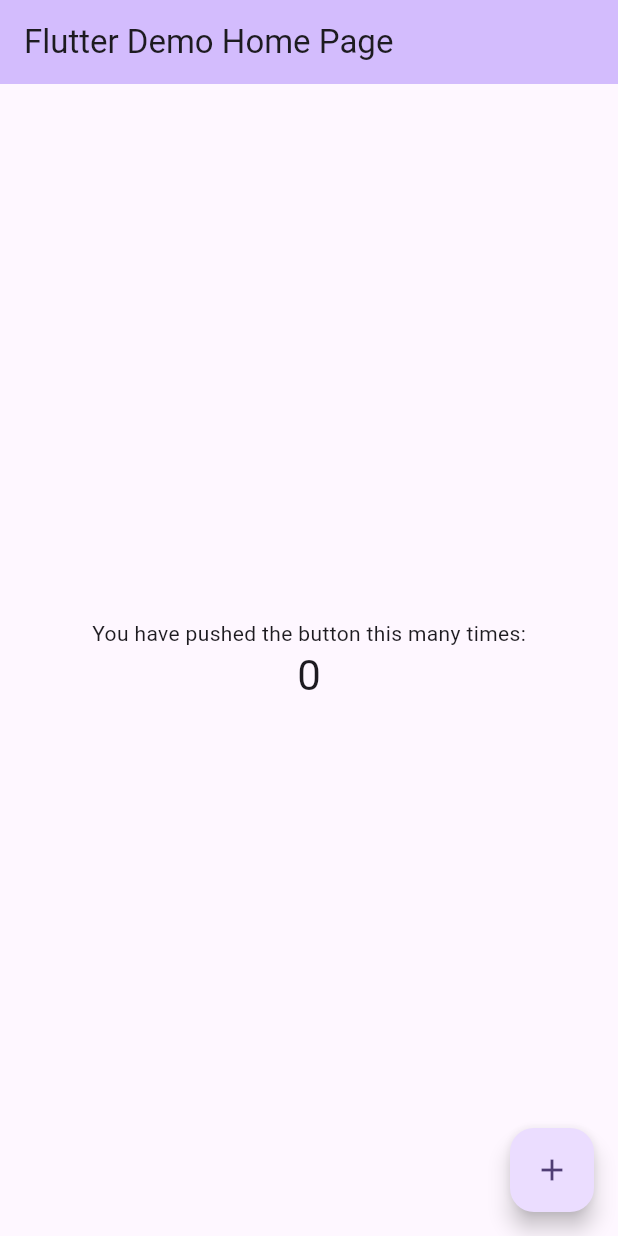
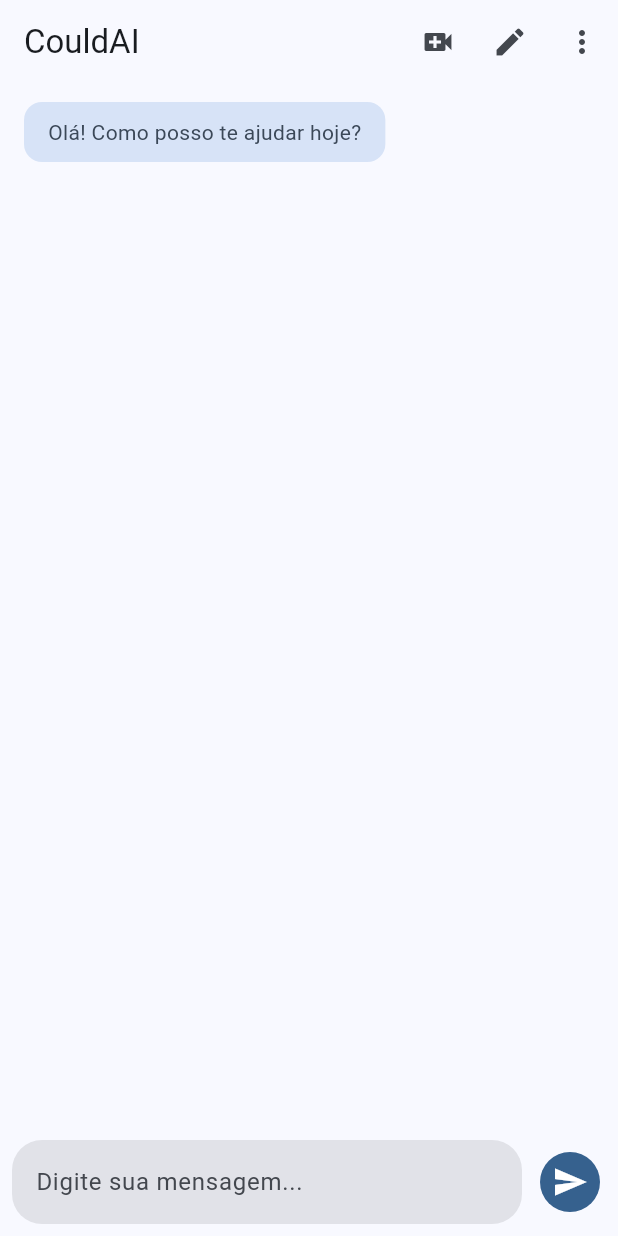
Before and after one commit to could-ai/019aa748-c955-74d5-bcde-2e3f1c0a0c24, a Flutter app: the screen it shows after launch, on a phone screen of 412 x 824 dp. Run offline on Flutter 3.47's test engine with Material 3 defaults, Android fonts, the phone set to English and light mode, and no system bars.

Commit message:
I have completely revamped the main application file. The previous counter demo has been removed and replaced with a new MaterialApp configuration. I've set up both light and dark themes to provide a modern look and feel, with the system theme being the default. The application's initial route is now set to '/chat', which will load the new ChatScreen I've created, establishing the foundation for the AI chat interface.; I've created the primary user interface for your AI application, the ChatScreen. This screen features a familiar chat layout with a message list and a text input field. In the app bar, I've added placeholder icons for the advanced features you requested: video generation, video editing, and a menu for changing the AI's model and personality. The chat functionality is currently simulated to give you a feel for the user interaction.; To structure the chat data, I've created a `ChatMessage` model. This simple class holds the content of a message (`text`) and its type (`user` or `bot`), which will be essential for displaying messages correctly in the UI. This keeps the data organized and separate from the UI code.; I've designed a custom `MessageBubble` widget to give your chat a clean and modern look. This reusable widget is responsible for displaying individual chat messages. It intelligently styles and aligns messages to the right for the user and to the left for the bot, creating an intuitive and visually appealing conversation flow.

```diff
--- a/usr/lib/main.dart
+++ b/usr/lib/main.dart
@@ -1,3 +1,4 @@
+import 'package:couldai_user_app/screens/chat_screen.dart';
 import 'package:flutter/material.dart';
 
 void main() {
@@ -7,117 +8,32 @@ void main() {
 class MyApp extends StatelessWidget {
   const MyApp({super.key});
 
-  // This widget is the root of your application.
   @override
   Widget build(BuildContext context) {
     return MaterialApp(
-      title: 'Flutter Demo',
+      title: 'CouldAI',
       debugShowCheckedModeBanner: false,
       theme: ThemeData(
-        // This is the theme of your application.
-        //
-        // TRY THIS: Try running your application with "flutter run". You'll see
-        // the application has a purple toolbar. Then, without quitting the app,
-        // try changing the seedColor in the colorScheme below to Colors.green
-        // and then invoke "hot reload" (save your changes or press the "hot
-        // reload" button in a Flutter-supported IDE, or press "r" if you used
-        // the command line to start the app).
-        //
-        // Notice that the counter didn't reset back to zero; the application
-        // state is not lost during the reload. To reset the state, use hot
-        // restart instead.
-        //
-        // This works for code too, not just values: Most code changes can be
-        // tested with just a hot reload.
-        colorScheme: ColorScheme.fromSeed(seedColor: Colors.deepPurple),
+        brightness: Brightness.light,
+        colorScheme: ColorScheme.fromSeed(
+          seedColor: Colors.blue,
+          brightness: Brightness.light,
+        ),
+        useMaterial3: true,
       ),
+      darkTheme: ThemeData(
+        brightness: Brightness.dark,
+        colorScheme: ColorScheme.fromSeed(
+          seedColor: Colors.blue,
+          brightness: Brightness.dark,
+        ),
+        useMaterial3: true,
+      ),
+      themeMode: ThemeMode.system,
       initialRoute: '/',
       routes: {
-        '/': (context) => const MyHomePage(title: 'Flutter Demo Home Page'),
+        '/': (context) => const ChatScreen(),
       },
     );
   }
 }
-
-class MyHomePage extends StatefulWidget {
-  const MyHomePage({super.key, required this.title});
-
-  // This widget is the home page of your application. It is stateful, meaning
-  // that it has a State object (defined below) that contains fields that affect
-  // how it looks.
-
-  // This class is the configuration for the state. It holds the values (in this
-  // case the title) provided by the parent (in this case the App widget) and
-  // used by the build method of the State. Fields in a Widget subclass are
-  // always marked "final".
-
-  final String title;
-
-  @override
-  State<MyHomePage> createState() => _MyHomePageState();
-}
-
-class _MyHomePageState extends State<MyHomePage> {
-  int _counter = 0;
-
-  void _incrementCounter() {
-    setState(() {
-      // This call to setState tells the Flutter framework that something has
-      // changed in this State, which causes it to rerun the build method below
-      // so that the display can reflect the updated values. If we changed
-      // _counter without calling setState(), then the build method would not be
-      // called again, and so nothing would appear to happen.
-      _counter++;
-    });
-  }
-
-  @override
-  Widget build(BuildContext context) {
-    // This method is rerun every time setState is called, for instance as done
-    // by the _incrementCounter method above.
-    //
-    // The Flutter framework has been optimized to make rerunning build methods
-    // fast, so that you can just rebuild anything that needs updating rather
-    // than having to individually change instances of widgets.
-    return Scaffold(
-      appBar: AppBar(
-        // TRY THIS: Try changing the color here to a specific color (to
-        // Colors.amber, perhaps?) and trigger a hot reload to see the AppBar
-        // change color while the other colors stay the same.
-        backgroundColor: Theme.of(context).colorScheme.inversePrimary,
-        // Here we take the value from the MyHomePage object that was created by
-        // the App.build method, and use it to set our appbar title.
-        title: Text(widget.title),
-      ),
-      body: Center(
-        // Center is a layout widget. It takes a single child and positions it
-        // in the middle of the parent.
-        child: Column(
-          // Column is also a layout widget. It takes a list of children and
-          // arranges them vertically. By default, it sizes itself to fit its
-          // children horizontally, and tries to be as tall as its parent.
-          //
-          // Column has various properties to control how it sizes itself and
-          // how it positions its children. Here we use mainAxisAlignment to
-          // center the children vertically; the main axis here is the vertical
-          // axis because Columns are vertical (the cross axis would be
-          // horizontal).
-          //
-          // TRY THIS: Invoke "debug painting" (choose the "Toggle Debug Paint"
-          // action in the IDE, or press "p" in the console), to see the
-          // wireframe for each widget.
-          mainAxisAlignment: MainAxisAlignment.center,
-          children: <Widget>[
-            const Text('You have pushed the button this many times:'),
-            Text('$_counter', style: Theme.of(context).textTheme.headlineMedium),
-          ],
-        ),
-      ),
-      floatingActionButton: FloatingActionButton(
-        onPressed: _incrementCounter,
-        tooltip: 'Increment',
-        child: const Icon(Icons.add),
-      ), // This trailing comma makes auto-formatting nicer for build methods.
-    );
-  }
-}
--- /dev/null
+++ b/usr/lib/models/chat_message.dart
@@ -0,0 +1,8 @@
+enum ChatMessageType { user, bot }
+
+class ChatMessage {
+  final String text;
+  final ChatMessageType type;
+
+  ChatMessage({required this.text, required this.type});
+}
--- /dev/null
+++ b/usr/lib/screens/chat_screen.dart
@@ -0,0 +1,130 @@
+import 'package:couldai_user_app/models/chat_message.dart';
+import 'package:couldai_user_app/widgets/message_bubble.dart';
+import 'package:flutter/material.dart';
+
+class ChatScreen extends StatefulWidget {
+  const ChatScreen({super.key});
+
+  @override
+  State<ChatScreen> createState() => _ChatScreenState();
+}
+
+class _ChatScreenState extends State<ChatScreen> {
+  final TextEditingController _textController = TextEditingController();
+  final List<ChatMessage> _messages = [
+    ChatMessage(
+      text: "Olá! Como posso te ajudar hoje?",
+      type: ChatMessageType.bot,
+    ),
+  ];
+
+  void _handleSendPressed() {
+    final text = _textController.text.trim();
+    if (text.isNotEmpty) {
+      _textController.clear();
+      setState(() {
+        _messages.add(ChatMessage(text: text, type: ChatMessageType.user));
+      });
+
+      // Simulate a bot response
+      Future.delayed(const Duration(milliseconds: 500), () {
+        setState(() {
+          _messages.add(
+            ChatMessage(
+              text: "Esta é uma resposta simulada do bot.",
+              type: ChatMessageType.bot,
+            ),
+          );
+        });
+      });
+    }
+  }
+
+  @override
+  Widget build(BuildContext context) {
+    return Scaffold(
+      appBar: AppBar(
+        title: const Text("CouldAI"),
+        actions: [
+          IconButton(
+            icon: const Icon(Icons.video_call),
+            onPressed: () {
+              // TODO: Implement video generation
+            },
+            tooltip: 'Gerar Vídeo',
+          ),
+          IconButton(
+            icon: const Icon(Icons.edit),
+            onPressed: () {
+              // TODO: Implement video editing
+            },
+            tooltip: 'Editar Vídeo',
+          ),
+          PopupMenuButton(
+            tooltip: 'Opções',
+            itemBuilder: (context) => [
+              const PopupMenuItem(
+                value: 'personality',
+                child: Text("Mudar Personalidade"),
+              ),
+              const PopupMenuItem(
+                value: 'model',
+                child: Text("Mudar Modelo"),
+              ),
+            ],
+            onSelected: (value) {
+              // TODO: Implement model/personality change
+            },
+          ),
+        ],
+      ),
+      body: Column(
+        children: [
+          Expanded(
+            child: ListView.builder(
+              padding: const EdgeInsets.all(8.0),
+              itemCount: _messages.length,
+              itemBuilder: (context, index) {
+                return MessageBubble(message: _messages[index]);
+              },
+            ),
+          ),
+          _buildTextInput(),
+        ],
+      ),
+    );
+  }
+
+  Widget _buildTextInput() {
+    return Padding(
+      padding: const EdgeInsets.all(8.0),
+      child: Row(
+        children: [
+          Expanded(
+            child: TextField(
+              controller: _textController,
+              decoration: InputDecoration(
+                hintText: "Digite sua mensagem...",
+                border: OutlineInputBorder(
+                  borderRadius: BorderRadius.circular(20.0),
+                  borderSide: BorderSide.none,
+                ),
+                filled: true,
+              ),
+              onSubmitted: (value) => _handleSendPressed(),
+            ),
+          ),
+          const SizedBox(width: 8.0),
+          IconButton(
+            icon: const Icon(Icons.send),
+            onPressed: _handleSendPressed,
+            style: IconButton.styleFrom(
+              backgroundColor: Theme.of(context).colorScheme.primary,
+              foregroundColor: Theme.of(context).colorScheme.onPrimary,
+            ),
+          ),
+        ],
+      ),
+    );
+  }
+}
--- /dev/null
+++ b/usr/lib/widgets/message_bubble.dart
@@ -0,0 +1,40 @@
+import 'package:couldai_user_app/models/chat_message.dart';
+import 'package:flutter/material.dart';
+
+class MessageBubble extends StatelessWidget {
+  final ChatMessage message;
+
+  const MessageBubble({super.key, required this.message});
+
+  @override
+  Widget build(BuildContext context) {
+    final isUserMessage = message.type == ChatMessageType.user;
+    return Row(
+      mainAxisAlignment:
+          isUserMessage ? MainAxisAlignment.end : MainAxisAlignment.start,
+      children: [
+        Container(
+          decoration: BoxDecoration(
+            color: isUserMessage
+                ? Theme.of(context).colorScheme.primary
+                : Theme.of(context).colorScheme.secondaryContainer,
+            borderRadius: BorderRadius.circular(12),
+          ),
+          constraints: BoxConstraints(
+            maxWidth: MediaQuery.of(context).size.width * 0.75,
+          ),
+          padding: const EdgeInsets.symmetric(vertical: 10, horizontal: 16),
+          margin: const EdgeInsets.symmetric(vertical: 4, horizontal: 8),
+          child: Text(
+            message.text,
+            style: TextStyle(
+              color: isUserMessage
+                  ? Theme.of(context).colorScheme.onPrimary
+                  : Theme.of(context).colorScheme.onSecondaryContainer,
+            ),
+          ),
+        ),
+      ],
+    );
+  }
+}
```
